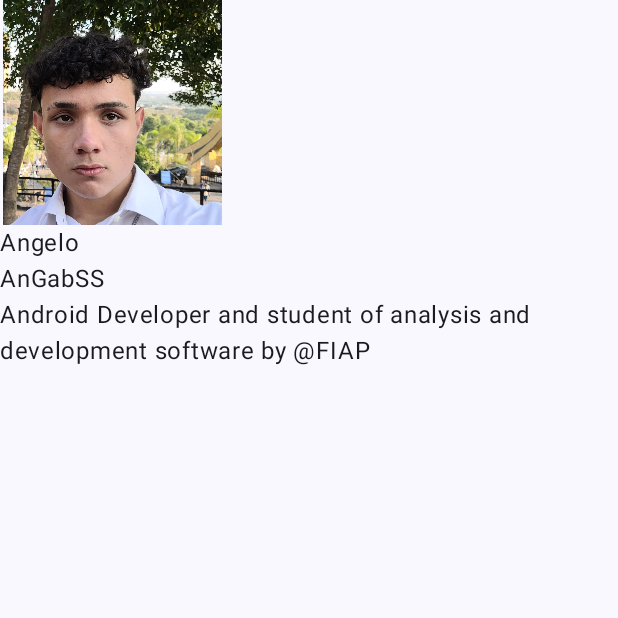
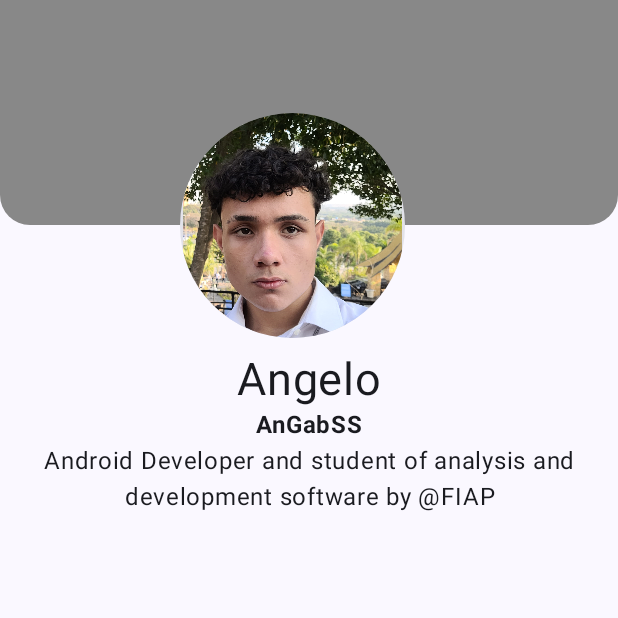
Before and after one commit to AnGabSS/DevHub, an Android app built with Jetpack Compose: the screen it shows after launch (MainActivity), on a phone screen of 412 x 824 dp, the top half of it. Run offline under Robolectric (Android 15) with nearby library versions, the phone set to English and light mode, and no system bars.

Commit message:
first page styling

```diff
--- a/app/src/main/java/br/com/fiap/devhub/MainActivity.kt
+++ b/app/src/main/java/br/com/fiap/devhub/MainActivity.kt
@@ -4,9 +4,23 @@ import android.os.Bundle
 import androidx.activity.ComponentActivity
 import androidx.activity.compose.setContent
 import androidx.compose.foundation.Image
+import androidx.compose.foundation.background
+import androidx.compose.foundation.border
+import androidx.compose.foundation.layout.Arrangement
 import androidx.compose.foundation.layout.Column
+import androidx.compose.foundation.layout.Row
+import androidx.compose.foundation.layout.absoluteOffset
 import androidx.compose.foundation.layout.fillMaxSize
+import androidx.compose.foundation.layout.fillMaxWidth
+import androidx.compose.foundation.layout.height
+import androidx.compose.foundation.layout.padding
 import androidx.compose.foundation.layout.size
+import androidx.compose.foundation.layout.width
+import androidx.compose.foundation.shape.CircleShape
+import androidx.compose.foundation.shape.RoundedCornerShape
+import androidx.compose.material3.Card
+import androidx.compose.material3.CardDefaults
+import androidx.compose.material3.CardElevation
 import androidx.compose.material3.MaterialTheme
 import androidx.compose.material3.Surface
 import androidx.compose.material3.Text
@@ -16,10 +30,15 @@ import androidx.compose.runtime.getValue
 import androidx.compose.runtime.mutableStateOf
 import androidx.compose.runtime.remember
 import androidx.compose.runtime.setValue
+import androidx.compose.ui.Alignment
 import androidx.compose.ui.Modifier
+import androidx.compose.ui.graphics.Color
 import androidx.compose.ui.res.painterResource
+import androidx.compose.ui.text.font.FontWeight
+import androidx.compose.ui.text.style.TextAlign
 import androidx.compose.ui.tooling.preview.Preview
 import androidx.compose.ui.unit.dp
+import androidx.compose.ui.unit.sp
 import br.com.fiap.devhub.ui.theme.DevHubTheme
 
 class MainActivity : ComponentActivity() {
@@ -53,14 +72,44 @@ fun DevHubPerfil() {
             mutableStateOf("Android Developer and student of analysis and development software by @FIAP")
         }
 
-        Image(
-            painter = painterResource(id  = R.drawable.my_picture),
-            contentDescription = "",
-            modifier = Modifier.size(150.dp)
-        )
-        Text(text = nomeState)
-        Text(text = githubState)
-        Text(text = bioState)
+        Card(modifier = Modifier
+            .fillMaxWidth()
+            .height(150.dp),
+            shape = RoundedCornerShape(bottomStart = 20.dp, bottomEnd = 20.dp),
+            colors = CardDefaults.cardColors(Color.Gray)
+        ){
+
+        }
+        Card(
+            shape = RoundedCornerShape(80.dp),
+            modifier = Modifier.absoluteOffset(120.dp, -75.dp)
+        ) {
+            Image(
+                painter = painterResource(id  = R.drawable.my_picture),
+                contentDescription = "",
+                modifier = Modifier.size(150.dp)
+            )
+        }
+        Row(
+            modifier = Modifier.fillMaxWidth().absoluteOffset(y = -65.dp),
+            horizontalArrangement = Arrangement.Center
+        ){
+            Column (horizontalAlignment = Alignment.CenterHorizontally){
+                Text(
+                    text = nomeState,
+                    fontSize = 30.sp
+                )
+                Text(
+                    text = githubState,
+                    fontWeight = FontWeight.Bold
+                )
+                Text(
+                    text = bioState,
+                    textAlign = TextAlign.Center
+                )
+            }
+        }
+
     }
 }
 
```
